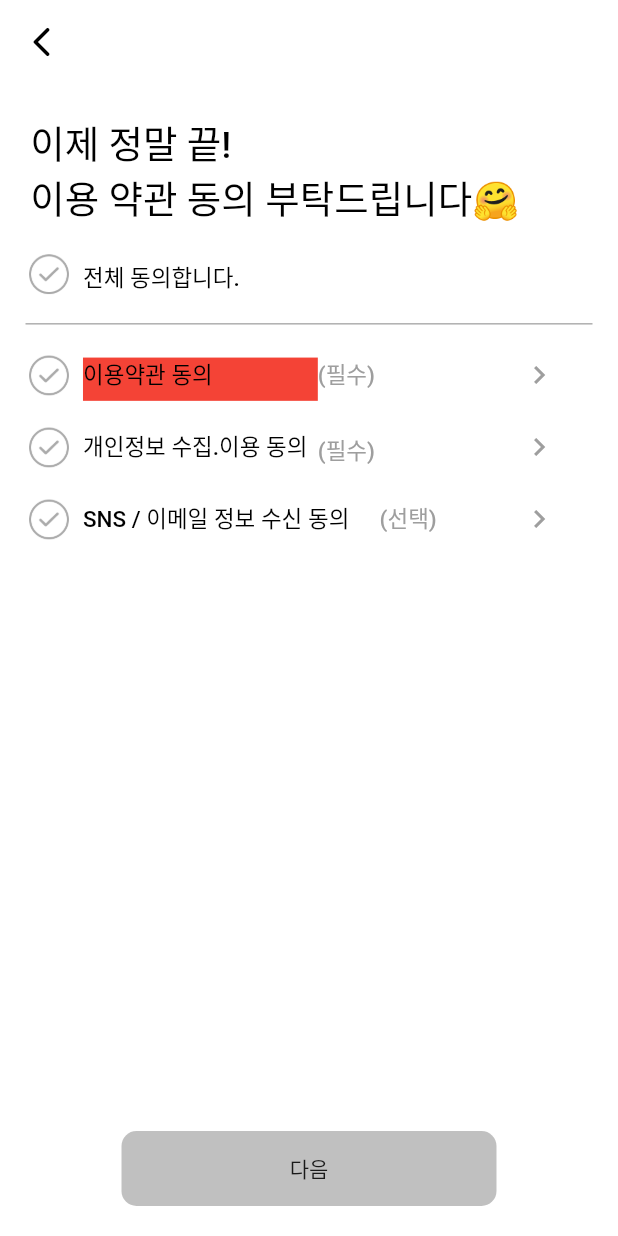
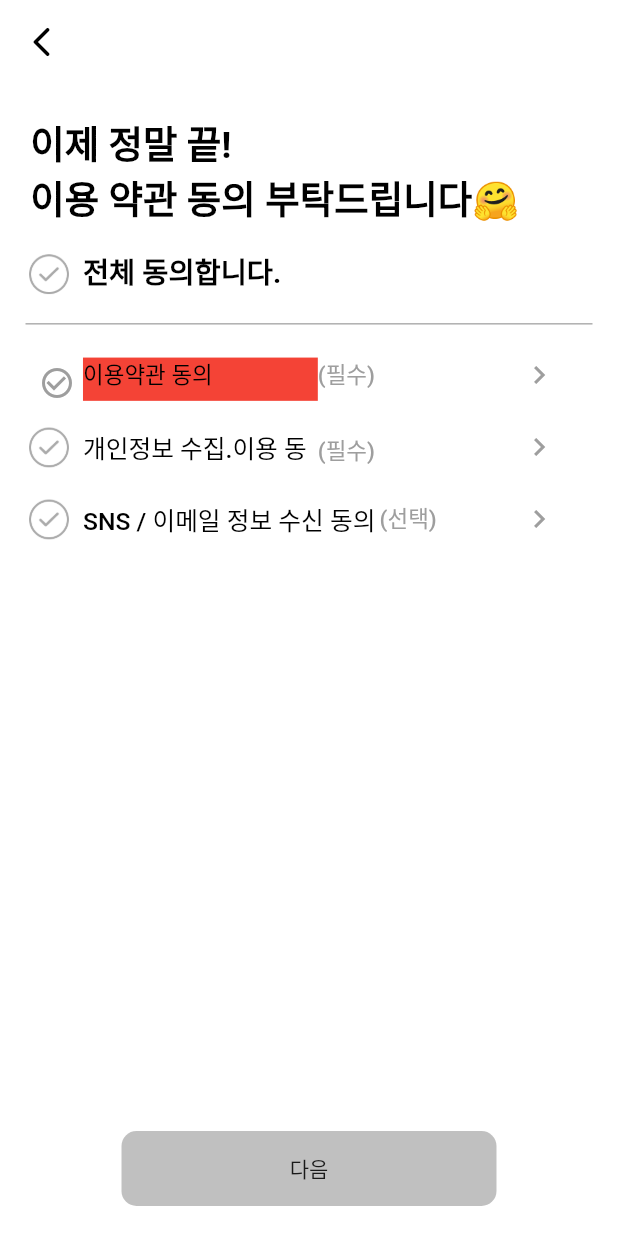
Before and after one commit to SeungtaeRyu/campusMeet_test, a Flutter app: the TermsPage screen opened directly, on a phone screen of 412 x 824 dp. Run offline on Flutter 3.47's test engine with Material 2 defaults, Android fonts, the phone set to English and light mode, and no system bars; our stand-ins replace badges, blur, carousel_slider, dotted_border, form_field_validator, image_picker; missing offline and left inert: wc_form_validators.

Commit message:
이용약관동의P고도화

```diff
--- a/campus_meet_test/lib/screens/login/terms _screen.dart
+++ b/campus_meet_test/lib/screens/login/terms _screen.dart
@@ -12,8 +12,10 @@ class TermsPage extends StatefulWidget {
 class _State extends State<TermsPage> {
   @override
   Widget build(BuildContext context) {
+    //static const IconData check_mark_circled = IconData(0xf3fe, fontFamily: iconFont, fontPackage: iconFontPackage);
+
     GlobalKey<FormState> formkey = GlobalKey<FormState>();
-
+    double width = MediaQuery.of(context).size.width;
     Color color = Color(0xffff375c);
     return Scaffold(
         appBar: AppBar(
@@ -50,7 +52,7 @@ class _State extends State<TermsPage> {
                               //textAlign: TextAlign.left,
                               style: TextStyle(
                                   color: Colors.black,
-                                  fontWeight: FontWeight.w500,
+                                  fontWeight: FontWeight.w600,
                                   fontSize: 25),
                             )),
                         Row(
@@ -61,7 +63,9 @@ class _State extends State<TermsPage> {
                               // width: double.infinity, // <-- match_parent
                               // height: double.infinity, // <-- match-parent
                               child: TextButton(
-                                onPressed: () {},
+                                onPressed: () {
+                                  //색 바꿔
+                                },
                                 child: Image.asset('images/disagree.png'),
                               ),
                             ),
@@ -72,9 +76,10 @@ class _State extends State<TermsPage> {
                               child: Text(
                                 '전체 동의합니다.',
                                 style: TextStyle(
+                                    height: 1,
                                     color: Colors.black,
-                                    fontWeight: FontWeight.w500,
-                                    fontSize: 15),
+                                    fontWeight: FontWeight.w600,
+                                    fontSize: width * 0.046),
                               ),
                             ),
                           ],
@@ -95,11 +100,20 @@ class _State extends State<TermsPage> {
                               // width: double.infinity, // <-- match_parent
                               // height: double.infinity, // <-- match-parent
                               child: TextButton(
-                                onPressed: () {},
-                                child: Image.asset('images/disagree.png'),
+                                onPressed: () {
+                                  //밑에 애들까지 다 색 바꾸고 동의함
+                                },
+                                child: IconButton(
+                                    icon: Icon(
+                                      Icons.check_circle_outline,
+                                      color: Colors.grey,
+                                    ),
+                                    onPressed: () {
+                                      Navigator.pop(context);
+                                    }),
                               ),
                             ),
-                            TermText(content: '이용약관 동의'),
+                            TermText(content: '이용약관 동의'), //얘 왜 빨강....?
 
                             Container(
                               margin: EdgeInsets.only(top: 5),
@@ -141,11 +155,11 @@ class _State extends State<TermsPage> {
                               height: MediaQuery.of(context).size.width * 0.07,
                               width: MediaQuery.of(context).size.width * 0.38,
                               child: Text(
-                                '개인정보 수집.이용 동의',
+                                '개인정보 수집.이용 동의 ',
                                 style: TextStyle(
                                     color: Colors.black,
                                     fontWeight: FontWeight.w500,
-                                    fontSize: 15),
+                                    fontSize: width * 0.04),
                               ),
                             ),
                             Container(
@@ -192,7 +206,7 @@ class _State extends State<TermsPage> {
                                 style: TextStyle(
                                     color: Colors.black,
                                     fontWeight: FontWeight.w500,
-                                    fontSize: 15),
+                                    fontSize: width * 0.04),
                               ),
                             ),
                             Container(
--- a/campus_meet_test/pubspec.yaml
+++ b/campus_meet_test/pubspec.yaml
@@ -33,7 +33,7 @@ dependencies:
 
   # The following adds the Cupertino Icons font to your application.
   # Use with the CupertinoIcons class for iOS style icons.
-  cupertino_icons: ^1.0.2
+  cupertino_icons: ^1.0.5
   image_picker: ^0.8.4+4
   carousel_slider: ^4.0.0
   blur: ^3.0.0
```
